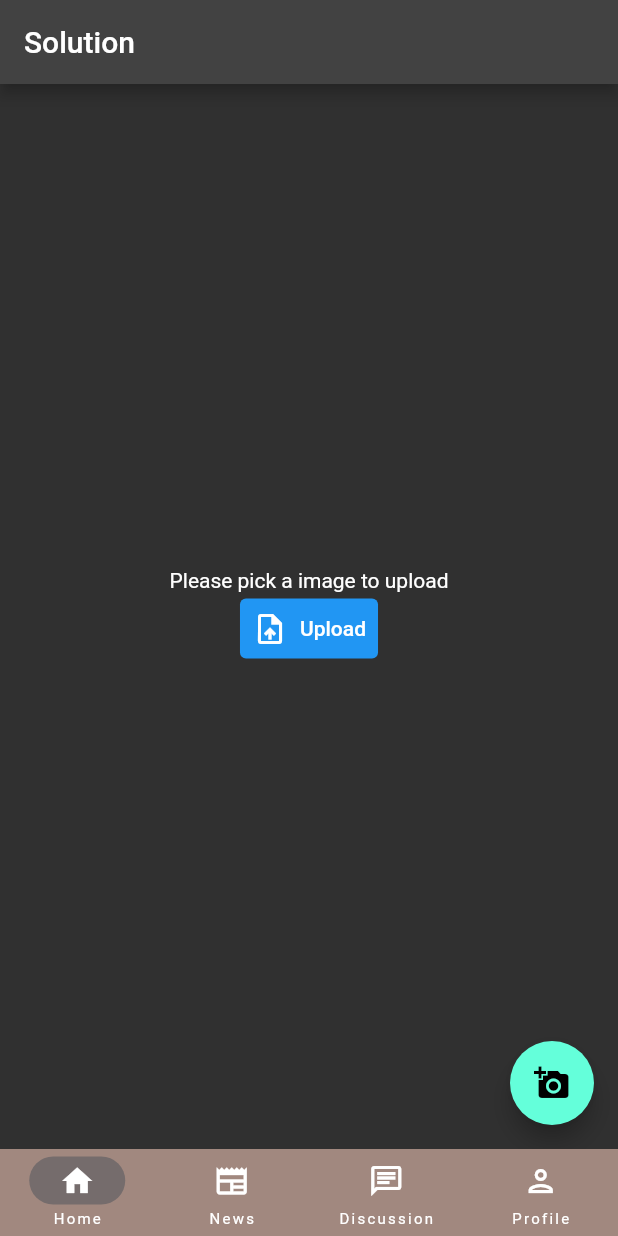
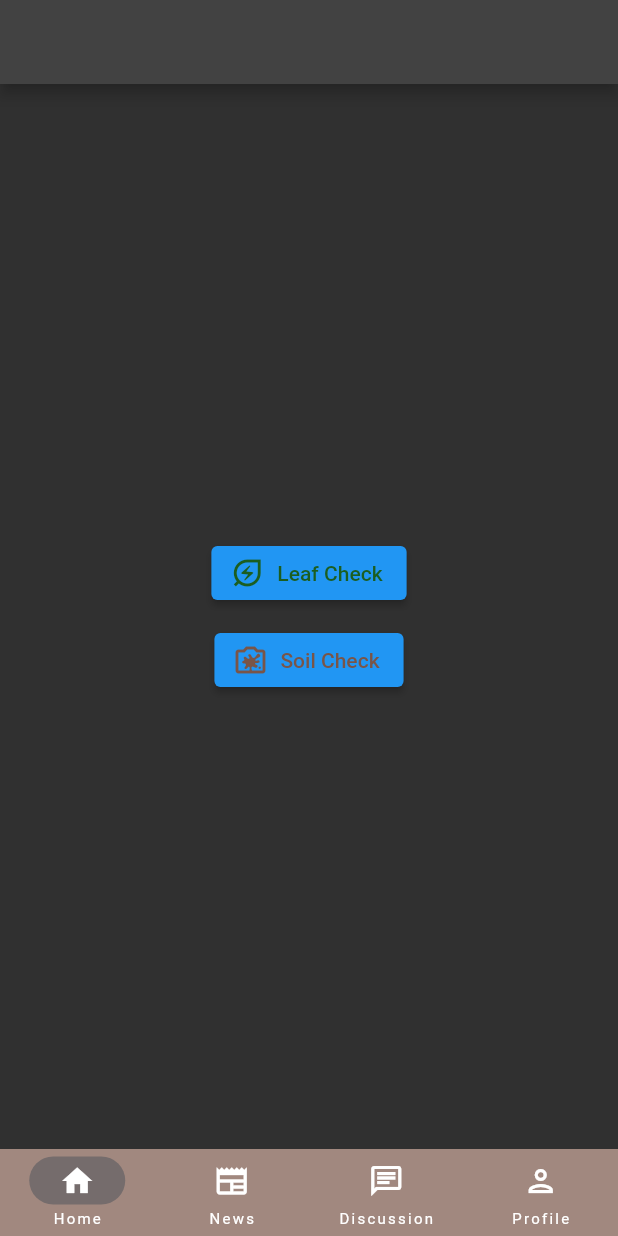
Before and after one commit to HARSH-17177/Agrow-App, a Flutter app: the screen it shows once a user with an empty profile is signed in, on a phone screen of 412 x 824 dp. Run offline on Flutter 3.47's test engine with Material 2 defaults, Android fonts, the light colour scheme and no system bars; our stand-ins replace cloud_firestore, email_validator, firebase_auth, firebase_core, firebase_storage, fluttertoast and 2 more; accounts and stored records are empty.

Commit message:
soil soln added

```diff
--- a/lib/Authentication/verify_email_page.dart
+++ b/lib/Authentication/verify_email_page.dart
@@ -2,7 +2,7 @@ import 'dart:async';
 import 'package:firebase_auth/firebase_auth.dart';
 import 'package:flutter/material.dart';
 import 'package:jit_gaye_hackathon/Authentication/utils.dart';
-import 'package:jit_gaye_hackathon/screen/api_image_send_page.dart';
+import 'package:jit_gaye_hackathon/screen/image_send/api_image_send_page.dart';
 import 'package:jit_gaye_hackathon/screen/front%20screen.dart';
 
 class VerifyEmailPage extends StatefulWidget {
--- a/lib/screen/front screen.dart
+++ b/lib/screen/front screen.dart
@@ -1,8 +1,6 @@
 import 'package:flutter/material.dart';
-import 'package:jit_gaye_hackathon/discussionPage/Landing.dart';
-import 'package:jit_gaye_hackathon/discussionPage/signup.dart';
-import 'package:jit_gaye_hackathon/screen/api_image_send_page.dart';
 import 'package:jit_gaye_hackathon/screen/discussion_room.dart';
+import 'package:jit_gaye_hackathon/screen/image_send/image_send.dart';
 import 'package:jit_gaye_hackathon/screen/latest_news.dart';
 import 'package:jit_gaye_hackathon/screen/profile.dart';
 
@@ -15,7 +13,7 @@ class _HomeScreenState extends State<HomeScreen> {
   int _currentIndex = 0;
 
   List<Widget> pages = [
-    const Solution(),
+    const ImageSendOption(),
     const LatestNews(),
     const DiscussionRoom(),
     const Profile(),
--- a/lib/screen/api_image_send_page.dart
+++ b/lib/screen/image_send/api_image_send_page.dart
@@ -4,7 +4,7 @@ import 'dart:io';
 import 'package:flutter/material.dart';
 import 'package:image_picker/image_picker.dart';
 import 'package:http/http.dart' as http;
-import 'package:jit_gaye_hackathon/screen/result.dart';
+import 'package:jit_gaye_hackathon/screen/result/result.dart';
 
 class Solution extends StatefulWidget {
   const Solution({super.key});
@@ -22,7 +22,7 @@ class _SolutionState extends State<Solution> {
     dataThere = false;
     setState(() {});
     final request = http.MultipartRequest(
-        "POST", Uri.parse("https://e984-103-169-236-82.in.ngrok.io/upload"));
+        "POST", Uri.parse("https://e2e2-103-169-236-82.in.ngrok.io/upload"));
     final headers = {"Content-type": "multipart/form-data"};
     request.files.add(http.MultipartFile('image',
         selectedImage!.readAsBytes().asStream(), selectedImage!.lengthSync(),
--- /dev/null
+++ b/lib/screen/image_send/image_send.dart
@@ -0,0 +1,57 @@
+import 'package:flutter/material.dart';
+import 'package:jit_gaye_hackathon/screen/image_send/api_image_send_page.dart';
+import 'package:jit_gaye_hackathon/screen/image_send/api_soil.dart';
+
+class ImageSendOption extends StatelessWidget {
+  const ImageSendOption({super.key});
+
+  @override
+  Widget build(BuildContext context) {
+    return Scaffold(
+      appBar: AppBar(title: const Text("")),
+      body: Center(
+        child: Column(
+          mainAxisAlignment: MainAxisAlignment.center,
+          crossAxisAlignment: CrossAxisAlignment.center,
+          children: [
+            ElevatedButton.icon(
+                onPressed: () {
+                  Navigator.push(
+                      context,
+                      MaterialPageRoute(
+                        builder: (context) => const Solution(),
+                      ));
+                },
+                icon: Icon(
+                  Icons.energy_savings_leaf_outlined,
+                  color: Colors.green[900],
+                ),
+                label: Text(
+                  'Leaf Check',
+                  style: TextStyle(color: Colors.green[900]),
+                )),
+            const SizedBox(
+              height: 10,
+            ),
+            ElevatedButton.icon(
+                onPressed: () {
+                  Navigator.push(
+                      context,
+                      MaterialPageRoute(
+                        builder: (context) => const Soil(),
+                      ));
+                },
+                icon: const Icon(
+                  Icons.dirty_lens_outlined,
+                  color: Colors.brown,
+                ),
+                label: const Text(
+                  'Soil Check',
+                  style: TextStyle(color: Colors.brown),
+                )),
+          ],
+        ),
+      ),
+    );
+  }
+}
```
Also changed, not shown: lib/screen/image_send/api_soil.dart (added, +92 -0 lines), lib/screen/result/result_soil.dart (added, +85 -0 lines), lib/screen/result/result.dart (renamed from lib/screen/result.dart).
